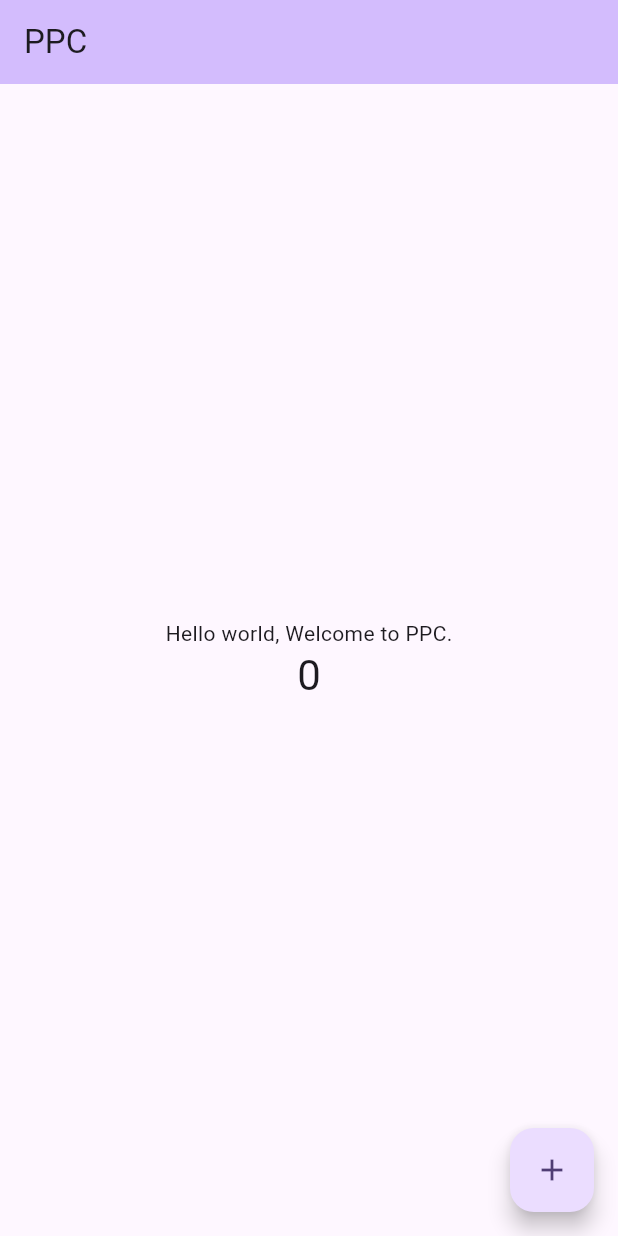
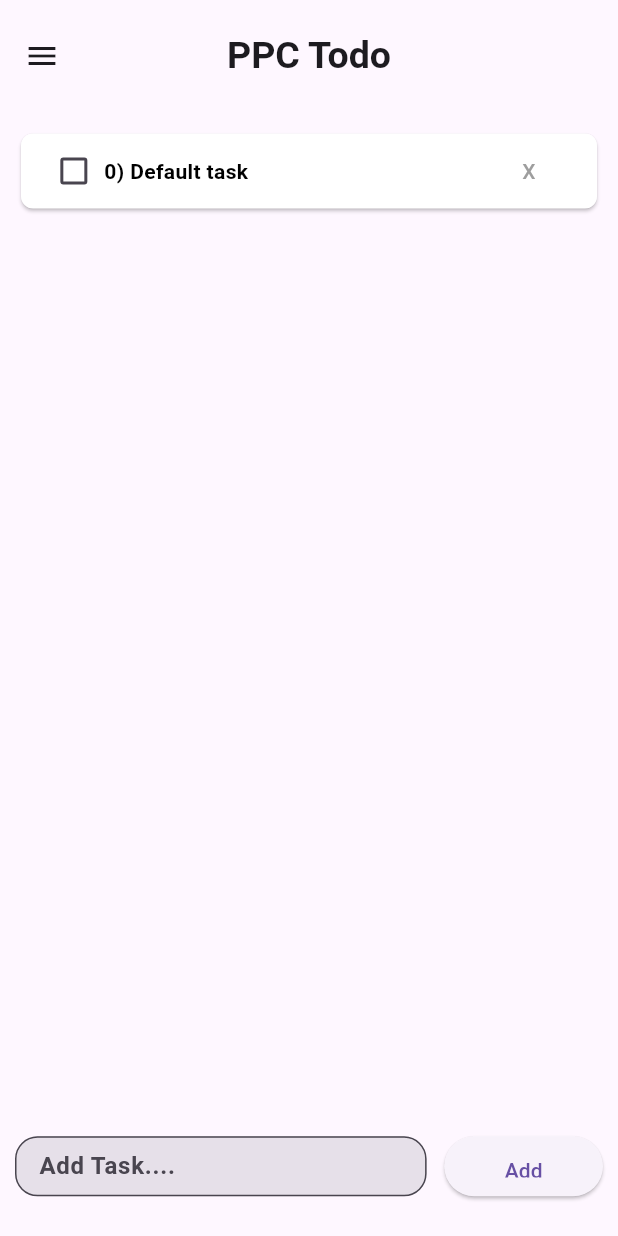
Before and after one commit to AhsanulAlamNaiem/flutter-helloworld, a Flutter app: the screen it shows after launch, on a phone screen of 412 x 824 dp. Run offline on Flutter 3.47's test engine with Material 3 defaults, Android fonts, the phone set to English and light mode, and no system bars.

Commit message:
todo app

```diff
--- a/lib/main.dart
+++ b/lib/main.dart
@@ -1,7 +1,7 @@
 import 'package:flutter/material.dart';
 
 void main() {
-  runApp(const MyApp());
+  runApp(MyApp());
 }
 
 class MyApp extends StatelessWidget {
@@ -10,31 +10,53 @@ class MyApp extends StatelessWidget {
   @override
   Widget build(BuildContext context) {
     return MaterialApp(
-      title: 'PPC',
-      theme: ThemeData(
-        colorScheme: ColorScheme.fromSeed(seedColor: Colors.deepPurple),
-        useMaterial3: true,
-      ),
-      home: const MyHomePage(title: 'PPC'),
+      home: HomeScreen(),
+      debugShowCheckedModeBanner: true,
+      theme: ThemeData(primarySwatch: Colors.green),
     );
   }
 }
 
-class MyHomePage extends StatefulWidget {
-  const MyHomePage({super.key, required this.title});
-
-  final String title;
+class HomeScreen extends StatefulWidget {
+  const HomeScreen({super.key});
 
   @override
-  State<MyHomePage> createState() => _MyHomePageState();
+  State<HomeScreen> createState() => _HomeScreenState();
 }
 
-class _MyHomePageState extends State<MyHomePage> {
-  int _counter = 0;
+class _HomeScreenState extends State<HomeScreen> {
+  List todoList = [
+    {"value": "Default task", "isDone": false}
+  ];
+  String singlevalue = "";
 
-  void _incrementCounter() {
+  addString(content) {
     setState(() {
-      _counter++;
+      singlevalue = content;
+    });
+  }
+
+  addList() {
+    setState(() {
+      if (singlevalue != "") {
+        todoList.add({"value": singlevalue, "isDone": false});
+      } else {
+        ScaffoldMessenger.of(context).showSnackBar(SnackBar(
+            content: Text("Task should not be empty."),
+            duration: Duration(seconds: 1)));
+      }
+    });
+  }
+
+  deleteItem(index) {
+    setState(() {
+      todoList.removeAt(index);
+    });
+  }
+
+  isChecked(int index, bool? isDone) {
+    setState(() {
+      todoList[index]["isDone"] = isDone;
     });
   }
 
@@ -42,27 +64,128 @@ class _MyHomePageState extends State<MyHomePage> {
   Widget build(BuildContext context) {
     return Scaffold(
       appBar: AppBar(
-        backgroundColor: Theme.of(context).colorScheme.inversePrimary,
-        title: Text(widget.title),
+        title: Text(
+          "PPC Todo",
+          style: TextStyle(
+            fontWeight: FontWeight.bold,
+            fontSize: 25,
+          ),
+        ),
+        centerTitle: true,
+        toolbarHeight: 75,
+        leading: IconButton(
+          icon: Icon(Icons.menu),
+          onPressed: () {},
+        ),
+        elevation: 0,
       ),
-      body: Center(
+      body: Container(
+        margin: EdgeInsets.all(10),
         child: Column(
-          mainAxisAlignment: MainAxisAlignment.center,
-          children: <Widget>[
-            const Text(
-              'Hello world, Welcome to PPC.',
+          children: [
+            Expanded(
+              flex: 90,
+              child: ListView.builder(
+                  itemCount: todoList.length,
+                  itemBuilder: (context, index) {
+                    return Card(
+                      shape: RoundedRectangleBorder(
+                        borderRadius: BorderRadius.circular(8),
+                      ),
+                      color: Colors.white,
+                      child: SizedBox(
+                        height: 50,
+                        width: double.infinity,
+                        child: Container(
+                          margin: EdgeInsets.only(left: 10),
+                          alignment: Alignment.center,
+                          padding: EdgeInsets.all(5),
+                          child: Row(
+                            children: [
+                              Expanded(
+                                  flex: 10,
+                                  child: Checkbox(
+                                      value: todoList[index]['isDone'],
+                                      onChanged: (bool? value) {
+                                        isChecked(index, value);
+                                      })),
+                              Expanded(
+                                flex: 60,
+                                child: Text(
+                                  index.toString() +
+                                      ") " +
+                                      todoList[index]['value'].toString(),
+                                  style: TextStyle(
+                                    color: todoList[index]['isDone']
+                                        ? Colors.grey
+                                        : Colors.black,
+                                    fontWeight: FontWeight.bold,
+                                  ),
+                                ),
+                              ),
+                              Expanded(
+                                flex: 20,
+                                child: TextButton(
+                                    onPressed: () {
+                                      deleteItem(index);
+                                    },
+                                    child: Text(
+                                      "X",
+                                      style: TextStyle(color: Colors.grey),
+                                    )),
+                              ),
+                            ],
+                          ),
+                        ),
+                      ),
+                    );
+                  }),
             ),
-            Text(
-              '$_counter',
-              style: Theme.of(context).textTheme.headlineMedium,
-            ),
+            Expanded(
+                flex: 10,
+                child: Row(
+                  children: [
+                    Expanded(
+                      flex: 70,
+                      child: Container(
+                        height: 40,
+                        child: TextFormField(
+                          onChanged: (content) {
+                            addString(content);
+                          },
+                          decoration: InputDecoration(
+                              border: OutlineInputBorder(
+                                borderRadius: BorderRadius.circular(15),
+                              ),
+                              filled: true,
+                              labelText: 'Add Task....',
+                              labelStyle: TextStyle(
+                                fontWeight: FontWeight.bold,
+                              )),
+                        ),
+                      ),
+                    ),
+                    Expanded(
+                        flex: 3,
+                        child: SizedBox(
+                          width: 5,
+                        )),
+                    Expanded(
+                        flex: 27,
+                        child: ElevatedButton(
+                          onPressed: () {
+                            addList();
+                          },
+                          child: Container(
+                              height: 15,
+                              width: double.infinity,
+                              alignment: Alignment.center,
+                              child: Text("Add")),
+                        )),
+                  ],
+                )),
           ],
         ),
-      ),
-      floatingActionButton: FloatingActionButton(
-        onPressed: _incrementCounter,
-        tooltip: 'Increment',
-        child: const Icon(Icons.add),
       ),
     );
   }
```
Also changed, not shown: lib/img.png (added), 1 other file.
